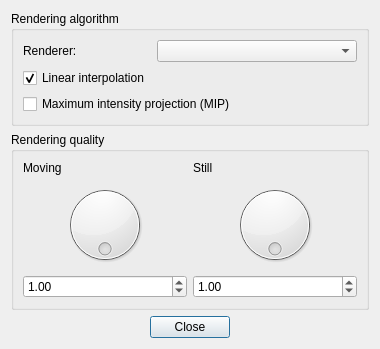
This is vox-desk-qt/src/vvprefdialog.ui in deskvox/deskvox as Qt 5 draws it before an edit. The edited form follows.
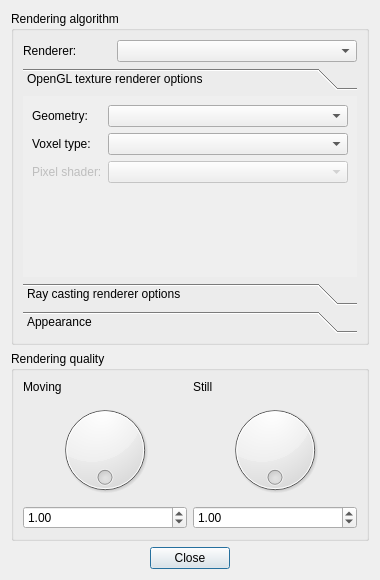
This is the edited form.

Commit message:
Choose renderer from preferences
Choose texture based renderers and ray casters.
I don't like to reimplement the solution from the FOX version
to apply the glsl fragment shader id using dynamic_cast, thus
this option is not enabled so far

What changed in the file:
```diff
--- a/vox-desk-qt/src/vvprefdialog.ui
+++ b/vox-desk-qt/src/vvprefdialog.ui
@@ -7,7 +7,7 @@
     <x>0</x>
     <y>0</y>
     <width>380</width>
-    <height>349</height>
+    <height>580</height>
    </rect>
   </property>
   <property name="windowTitle">
@@ -33,7 +33,7 @@
          <widget class="QComboBox" name="comboBox">
           <property name="minimumSize">
            <size>
-            <width>200</width>
+            <width>240</width>
             <height>0</height>
            </size>
           </property>
@@ -42,20 +42,224 @@
        </layout>
       </item>
       <item>
-       <widget class="QCheckBox" name="interpolationCheckBox">
-        <property name="text">
-         <string>Linear interpolation</string>
+       <widget class="QToolBox" name="optionsToolBox">
+        <property name="frameShape">
+         <enum>QFrame::NoFrame</enum>
         </property>
-        <property name="checked">
-         <bool>true</bool>
-        </property>
-       </widget>
-      </item>
-      <item>
-       <widget class="QCheckBox" name="mipCheckBox">
-        <property name="text">
-         <string>Maximum intensity projection (MIP)</string>
-        </property>
+        <widget class="QWidget" name="texPage">
+         <property name="geometry">
+          <rect>
+           <x>0</x>
+           <y>0</y>
+           <width>340</width>
+           <height>168</height>
+          </rect>
+         </property>
+         <attribute name="label">
+          <string>OpenGL texture renderer options</string>
+         </attribute>
+         <attribute name="toolTip">
+          <string>&lt;html&gt;&lt;head/&gt;&lt;body&gt;&lt;p&gt;Renderer: OpenGL textures&lt;/p&gt;&lt;p&gt;Geometry; Voxel type; Pixel Shader; Brick size&lt;/p&gt;&lt;/body&gt;&lt;/html&gt;</string>
+         </attribute>
+         <layout class="QVBoxLayout" name="verticalLayout_4">
+          <item>
+           <layout class="QHBoxLayout" name="geometryLayout">
+            <item>
+             <widget class="QLabel" name="geometryLabel">
+              <property name="text">
+               <string>Geometry:</string>
+              </property>
+             </widget>
+            </item>
+            <item>
+             <widget class="QComboBox" name="geometryBox">
+              <property name="minimumSize">
+               <size>
+                <width>240</width>
+                <height>0</height>
+               </size>
+              </property>
+             </widget>
+            </item>
+           </layout>
+          </item>
+          <item>
+           <layout class="QHBoxLayout" name="voxTypeLayout">
+            <item>
+             <widget class="QLabel" name="voxTypeLabel">
+              <property name="text">
+               <string>Voxel type:</string>
+              </property>
+             </widget>
+            </item>
+            <item>
+             <widget class="QComboBox" name="voxTypeBox">
+              <property name="minimumSize">
+               <size>
+                <width>240</width>
+                <height>0</height>
+               </size>
+              </property>
+             </widget>
+            </item>
+           </layout>
+          </item>
+          <item>
+           <layout class="QHBoxLayout" name="pixShdLayout">
+            <item>
+             <widget class="QLabel" name="pixShdLabel">
+              <property name="enabled">
+               <bool>false</bool>
+              </property>
+              <property name="text">
+               <string>Pixel shader:</string>
+              </property>
+             </widget>
+            </item>
+            <item>
+             <widget class="QComboBox" name="pixShdBox">
+              <property name="enabled">
+               <bool>false</bool>
+              </property>
+              <property name="minimumSize">
+               <size>
+                <width>240</width>
+                <height>0</height>
+               </size>
+              </property>
+             </widget>
+            </item>
+           </layout>
+          </item>
+          <item>
+           <layout class="QHBoxLayout" name="texInfoLayout">
+            <item>
+             <widget class="QLabel" name="texInfoIconLabel">
+              <property name="minimumSize">
+               <size>
+                <width>32</width>
+                <height>32</height>
+               </size>
+              </property>
+              <property name="maximumSize">
+               <size>
+                <width>32</width>
+                <height>32</height>
+               </size>
+              </property>
+              <property name="text">
+               <string/>
+              </property>
+             </widget>
+            </item>
+            <item>
+             <widget class="QLabel" name="texInfoLabel">
+              <property name="text">
+               <string/>
+              </property>
+              <property name="wordWrap">
+               <bool>true</bool>
+              </property>
+             </widget>
+            </item>
+           </layout>
+          </item>
+         </layout>
+        </widget>
+        <widget class="QWidget" name="rayPage">
+         <property name="geometry">
+          <rect>
+           <x>0</x>
+           <y>0</y>
+           <width>340</width>
+           <height>168</height>
+          </rect>
+         </property>
+         <attribute name="label">
+          <string>Ray casting renderer options</string>
+         </attribute>
+         <attribute name="toolTip">
+          <string>&lt;!DOCTYPE HTML PUBLIC &quot;-//W3C//DTD HTML 4.0//EN&quot; &quot;http://www.w3.org/TR/REC-html40/strict.dtd&quot;&gt;
+&lt;html&gt;&lt;head&gt;&lt;meta name=&quot;qrichtext&quot; content=&quot;1&quot; /&gt;&lt;style type=&quot;text/css&quot;&gt;
+p, li { white-space: pre-wrap; }
+&lt;/style&gt;&lt;/head&gt;&lt;body style=&quot; font-family:'Ubuntu'; font-size:9pt; font-weight:400; font-style:normal;&quot;&gt;
+&lt;p style=&quot; margin-top:12px; margin-bottom:12px; margin-left:0px; margin-right:0px; -qt-block-indent:0; text-indent:0px;&quot;&gt;Renderers: CUDA ray casting; software ray casting&lt;/p&gt;
+&lt;p style=&quot; margin-top:12px; margin-bottom:12px; margin-left:0px; margin-right:0px; -qt-block-indent:0; text-indent:0px;&quot;&gt;Early ray termination&lt;/p&gt;&lt;/body&gt;&lt;/html&gt;</string>
+         </attribute>
+         <layout class="QVBoxLayout" name="verticalLayout_5">
+          <item>
+           <widget class="QCheckBox" name="earlyRayBox">
+            <property name="text">
+             <string>Early ray termination</string>
+            </property>
+            <property name="checked">
+             <bool>true</bool>
+            </property>
+           </widget>
+          </item>
+          <item>
+           <spacer name="raySpacer">
+            <property name="orientation">
+             <enum>Qt::Vertical</enum>
+            </property>
+            <property name="sizeHint" stdset="0">
+             <size>
+              <width>20</width>
+              <height>64</height>
+             </size>
+            </property>
+           </spacer>
+          </item>
+         </layout>
+        </widget>
+        <widget class="QWidget" name="appearancePage">
+         <property name="geometry">
+          <rect>
+           <x>0</x>
+           <y>0</y>
+           <width>340</width>
+           <height>168</height>
+          </rect>
+         </property>
+         <attribute name="label">
+          <string>Appearance</string>
+         </attribute>
+         <attribute name="toolTip">
+          <string>Linear Interpolation (Y|N); Headlight; MIP (Y|N)</string>
+         </attribute>
+         <layout class="QVBoxLayout" name="verticalLayout_3">
+          <item>
+           <widget class="QCheckBox" name="interpolationCheckBox">
+            <property name="text">
+             <string>Linear interpolation</string>
+            </property>
+            <property name="checked">
+             <bool>true</bool>
+            </property>
+           </widget>
+          </item>
+          <item>
+           <widget class="QCheckBox" name="mipCheckBox">
+            <property name="text">
+             <string>Maximum intensity projection (MIP)</string>
+            </property>
+           </widget>
+          </item>
+          <item>
+           <spacer name="appearanceSpacer">
+            <property name="orientation">
+             <enum>Qt::Vertical</enum>
+            </property>
+            <property name="sizeHint" stdset="0">
+             <size>
+              <width>20</width>
+              <height>40</height>
+             </size>
+            </property>
+           </spacer>
+          </item>
+         </layout>
+        </widget>
        </widget>
       </item>
      </layout>
```
Left out of the diff: 4 changed lines with no effect on the pictures. The commit also changes 5 other files.
